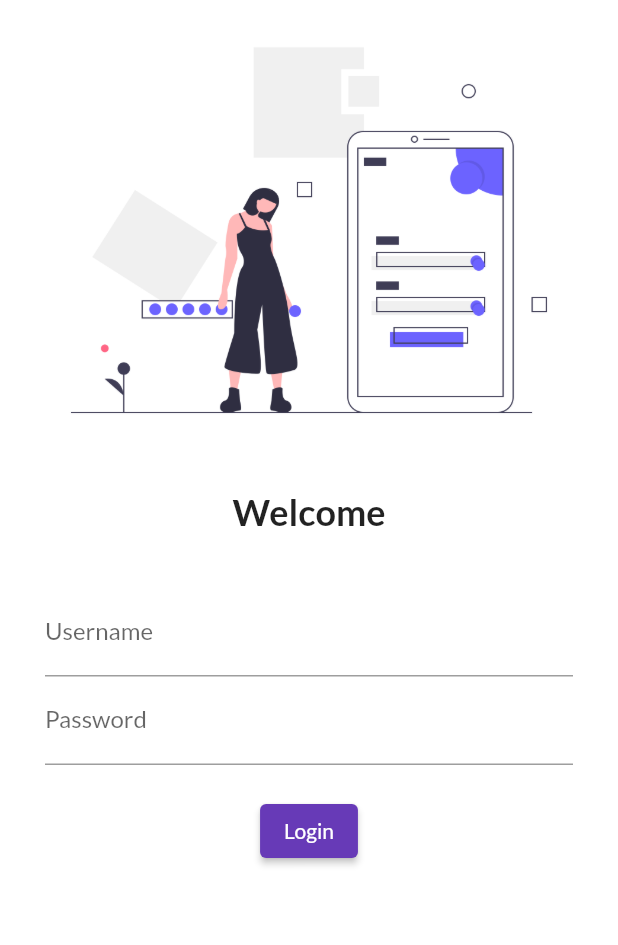
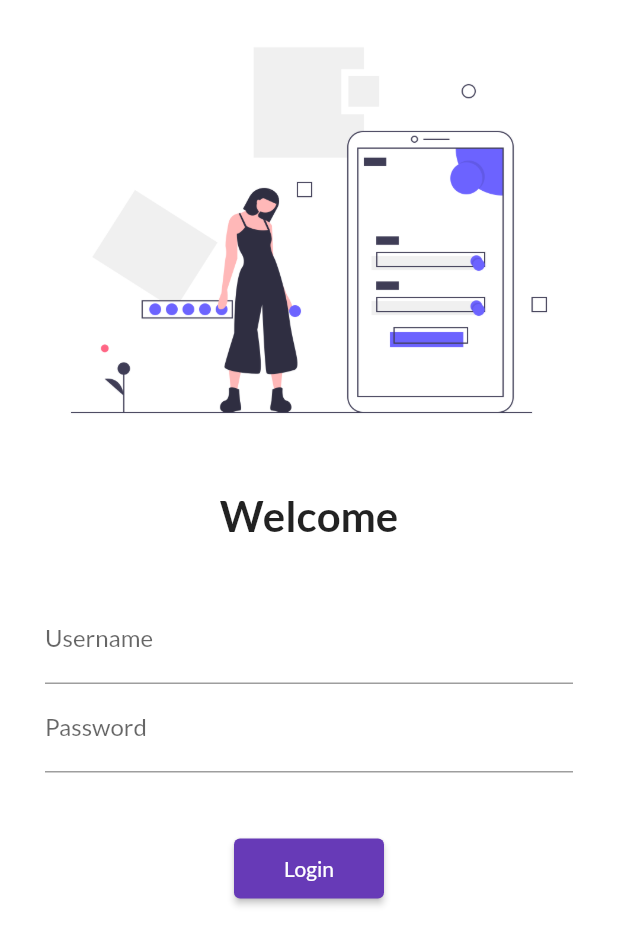
Before and after one commit to omkarbhor29/-30Days-Of-Flutter, a Flutter app: the screen it shows after launch, on a phone screen of 412 x 824 dp. Shown: the top 945 px of the screen. Run offline on Flutter 3.47's test engine with Material 2 defaults, Android fonts, the phone set to English and light mode, and no system bars; our stand-ins replace google_fonts.

Commit message:
day5 Completed

```diff
--- a/lib/main.dart
+++ b/lib/main.dart
@@ -1,5 +1,6 @@
 import 'package:first_app/pages/home_page.dart';
 import 'package:first_app/pages/login_page.dart';
+import 'package:first_app/utils/routes.dart';
 import 'package:flutter/material.dart';
 import 'package:google_fonts/google_fonts.dart';
 import 'package:google_fonts/google_fonts.dart';
@@ -25,8 +26,9 @@ class MyApp extends StatelessWidget {
       initialRoute: "/",
       routes: {
         "/": (context) => LoginPage(),
-        "/home": (context) => HomePage(),
-        "/login": (context) => LoginPage(),
+        // "/home": (context) => HomePage(),
+        MyRoutes.homeRoute: (context) => HomePage(),
+        MyRoutes.loginRoute: (context) => LoginPage(),
       },
     );
   }
--- a/lib/pages/login_page.dart
+++ b/lib/pages/login_page.dart
@@ -1,3 +1,4 @@
+import 'package:first_app/utils/routes.dart';
 import 'package:flutter/material.dart';
 
 class LoginPage extends StatelessWidget {
@@ -13,6 +14,7 @@ class LoginPage extends StatelessWidget {
       //   ),
       // ),
       color: Colors.white,
+      child: SingleChildScrollView(
         child: Column(
           children: [
             Image.asset("assets/images/login.png", fit: BoxFit.cover),
@@ -21,7 +23,7 @@ class LoginPage extends StatelessWidget {
             ),
             Text(
               "Welcome",
-            style: TextStyle(fontSize: 24, fontWeight: FontWeight.bold),
+              style: TextStyle(fontSize: 28, fontWeight: FontWeight.bold),
             ),
             SizedBox(
               height: 20.0,
@@ -43,13 +45,13 @@ class LoginPage extends StatelessWidget {
                     ),
                   ),
                   SizedBox(
-                  height: 20.0,
+                    height: 40.0,
                   ),
                   ElevatedButton(
                     child: Text("Login"),
-                  style: TextButton.styleFrom(),
+                    style: TextButton.styleFrom(minimumSize: Size(100, 40)),
                     onPressed: () {
-                    print("Suceesfull");
+                      Navigator.pushNamed(context, MyRoutes.homeRoute);
                     },
                   )
                 ],
@@ -57,6 +59,7 @@ class LoginPage extends StatelessWidget {
             ),
           ],
         ),
+      ),
     );
   }
 }
--- /dev/null
+++ b/lib/utils/routes.dart
@@ -0,0 +1,4 @@
+class MyRoutes {
+  static String loginRoute = "/login";
+  static String homeRoute = "/home";
+}
```
Lines whose indentation alone changed are shown as unchanged.
